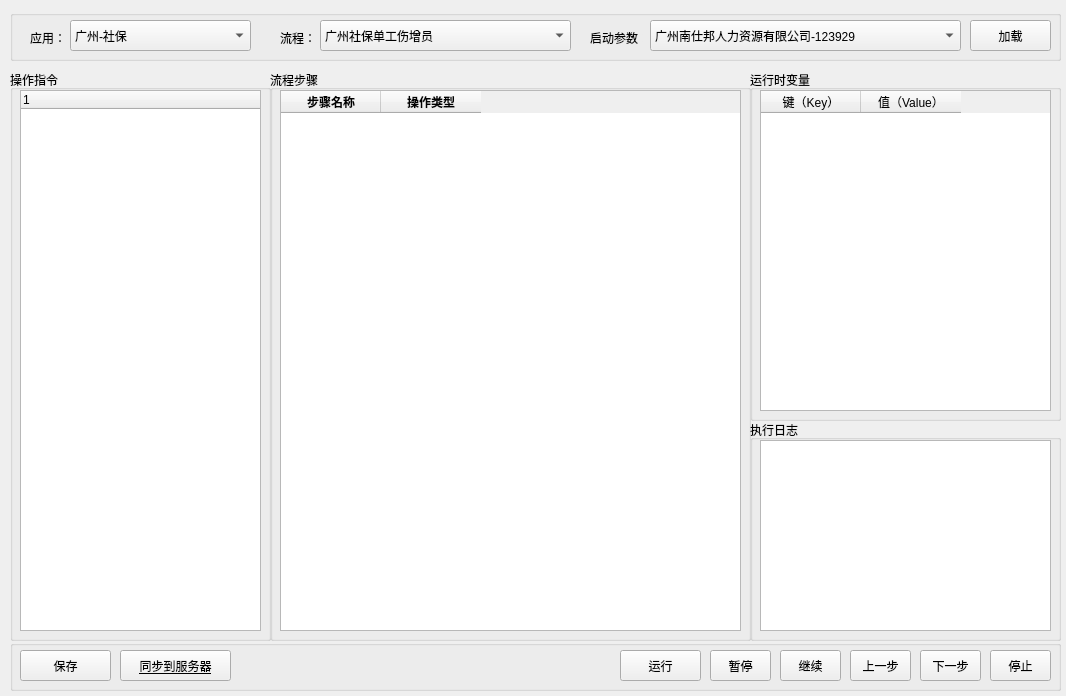
Old version of the form src/seebot/seebot/ide/index.ui in the repository itishsy/seebot.
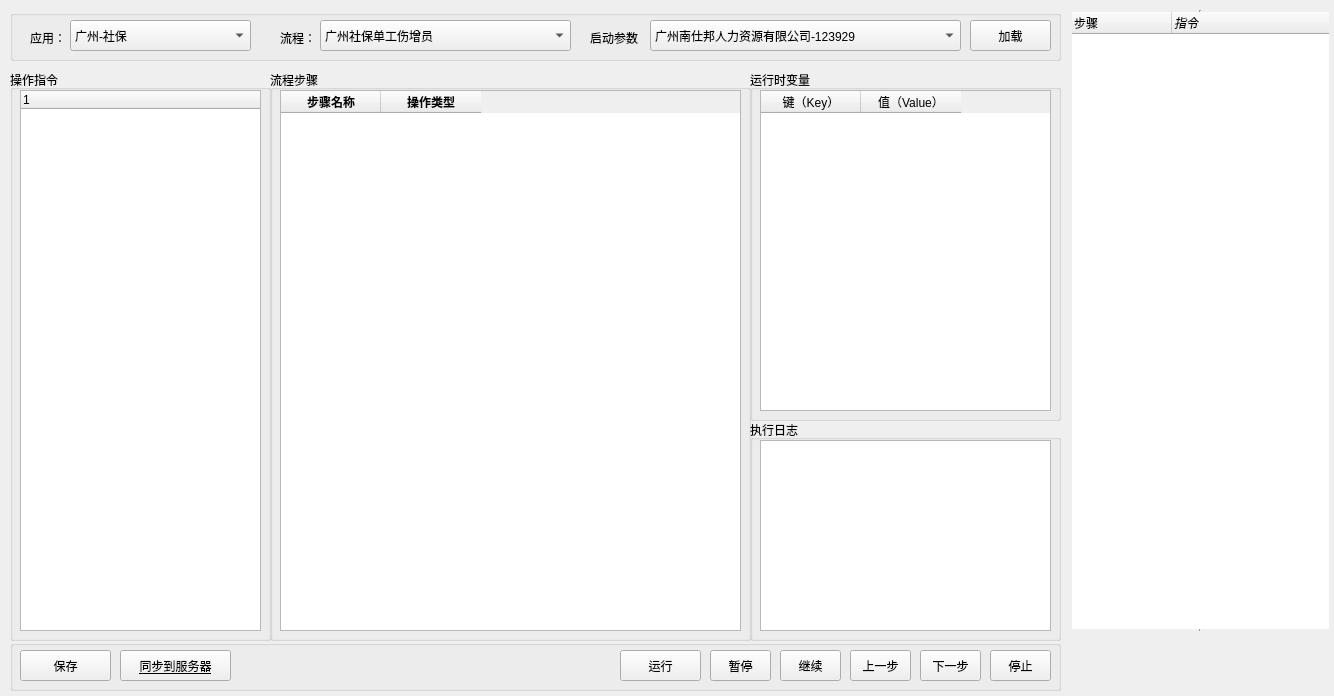
New version of the form.

What changed in the file:
```diff
--- a/src/seebot/seebot/ide/index.ui
+++ b/src/seebot/seebot/ide/index.ui
@@ -6,7 +6,7 @@
    <rect>
     <x>0</x>
     <y>0</y>
-    <width>1066</width>
+    <width>1334</width>
     <height>696</height>
    </rect>
   </property>
@@ -469,6 +469,53 @@
     </property>
    </widget>
   </widget>
+  <widget class="QTreeWidget" name="trw_steps">
+   <property name="geometry">
+    <rect>
+     <x>1070</x>
+     <y>10</y>
+     <width>261</width>
+     <height>621</height>
+    </rect>
+   </property>
+   <property name="frameShape">
+    <enum>QFrame::VLine</enum>
+   </property>
+   <property name="editTriggers">
+    <set>QAbstractItemView::NoEditTriggers</set>
+   </property>
+   <property name="dragEnabled">
+    <bool>true</bool>
+   </property>
+   <property name="dragDropMode">
+    <enum>QAbstractItemView::DragOnly</enum>
+   </property>
+   <property name="selectionMode">
+    <enum>QAbstractItemView::ExtendedSelection</enum>
+   </property>
+   <column>
+    <property name="text">
+     <string notr="true">步骤</string>
+    </property>
+   </column>
+   <column>
+    <property name="text">
+     <string>指令</string>
+    </property>
+    <property name="font">
+     <font>
+      <italic>true</italic>
+     </font>
+    </property>
+    <property name="background">
+     <color>
+      <red>170</red>
+      <green>85</green>
+      <blue>127</blue>
+     </color>
+    </property>
+   </column>
+  </widget>
  </widget>
  <resources/>
  <connections/>
```
